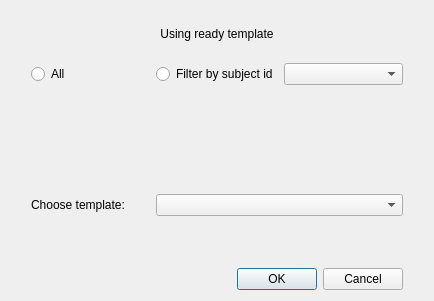
KehatSudri/Behavior_System2.0, file UI/choose_template.ui: the form before one commit.
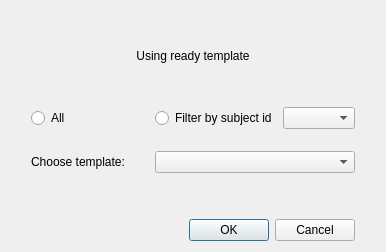
The form after the commit.

Patch:
```diff
--- a/UI/choose_template.ui
+++ b/UI/choose_template.ui
@@ -6,8 +6,8 @@
    <rect>
     <x>0</x>
     <y>0</y>
-    <width>434</width>
-    <height>301</height>
+    <width>386</width>
+    <height>252</height>
    </rect>
   </property>
   <property name="windowTitle">
@@ -15,7 +15,7 @@
   </property>
   <layout class="QGridLayout" name="gridLayout">
    <item row="0" column="0">
-    <layout class="QGridLayout" name="central_gridLayout" rowstretch="2,1,2,2,100,2,0" columnstretch="1,1,1" rowminimumheight="0,0,0,0,0,0,0" columnminimumwidth="0,0,0">
+    <layout class="QGridLayout" name="central_gridLayout" rowstretch="2,0,0,0,0,0,0" columnstretch="1,0,0">
      <property name="sizeConstraint">
       <enum>QLayout::SetDefaultConstraint</enum>
      </property>
@@ -25,9 +25,6 @@
      <property name="rightMargin">
       <number>20</number>
      </property>
-     <item row="4" column="1" colspan="2">
-      <widget class="QComboBox" name="templates_comboBox"/>
-     </item>
      <item row="0" column="0" colspan="3">
       <widget class="QLabel" name="header_label">
        <property name="styleSheet">
@@ -41,29 +38,6 @@
        </property>
       </widget>
      </item>
-     <item row="4" column="0">
-      <widget class="QLabel" name="choose_template_label">
-       <property name="styleSheet">
-        <string notr="true">font: 12pt &quot;Gabriola&quot;;</string>
-       </property>
-       <property name="text">
-        <string>Choose template:</string>
-       </property>
-      </widget>
-     </item>
-     <item row="1" column="1">
-      <widget class="QRadioButton" name="filter_by_id_rbtn">
-       <property name="styleSheet">
-        <string notr="true">font: 12pt &quot;Gabriola&quot;;</string>
-       </property>
-       <property name="text">
-        <string>Filter by subject id</string>
-       </property>
-      </widget>
-     </item>
-     <item row="1" column="2">
-      <widget class="QComboBox" name="subject_id_comboBox"/>
-     </item>
      <item row="1" column="0">
       <widget class="QRadioButton" name="all_radioButton">
        <property name="styleSheet">
@@ -74,15 +48,18 @@
        </property>
       </widget>
      </item>
-     <item row="5" column="1" colspan="2">
-      <spacer name="verticalSpacer">
+     <item row="4" column="1" colspan="2">
+      <widget class="QComboBox" name="choose_template_cb"/>
+     </item>
+     <item row="2" column="1" rowspan="2">
+      <spacer name="verticalSpacer_2">
        <property name="orientation">
         <enum>Qt::Vertical</enum>
        </property>
        <property name="sizeHint" stdset="0">
         <size>
          <width>20</width>
-         <height>40</height>
+         <height>10</height>
         </size>
        </property>
       </spacer>
@@ -97,19 +74,42 @@
        </property>
       </widget>
      </item>
-     <item row="2" column="1" rowspan="2">
-      <spacer name="verticalSpacer_2">
+     <item row="1" column="2">
+      <widget class="QComboBox" name="choose_subject_id_cb"/>
+     </item>
+     <item row="5" column="1" colspan="2">
+      <spacer name="verticalSpacer">
        <property name="orientation">
         <enum>Qt::Vertical</enum>
        </property>
        <property name="sizeHint" stdset="0">
         <size>
          <width>20</width>
-         <height>10</height>
+         <height>40</height>
         </size>
        </property>
       </spacer>
      </item>
+     <item row="4" column="0">
+      <widget class="QLabel" name="choose_template_label">
+       <property name="styleSheet">
+        <string notr="true">font: 12pt &quot;Gabriola&quot;;</string>
+       </property>
+       <property name="text">
+        <string>Choose template:</string>
+       </property>
+      </widget>
+     </item>
+     <item row="1" column="1">
+      <widget class="QRadioButton" name="filter_by_id_radio_btn">
+       <property name="styleSheet">
+        <string notr="true">font: 12pt &quot;Gabriola&quot;;</string>
+       </property>
+       <property name="text">
+        <string>Filter by subject id</string>
+       </property>
+      </widget>
+     </item>
     </layout>
    </item>
   </layout>
```
Left out of the diff: 2 changed lines with no effect on the pictures.
